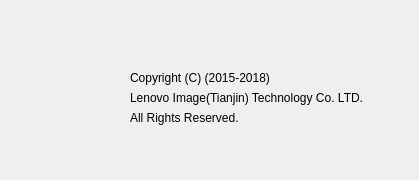
Before: the Qt Designer form cpath/membercenter/about.ui in lzk/statusmonitor, drawn with Qt 5.
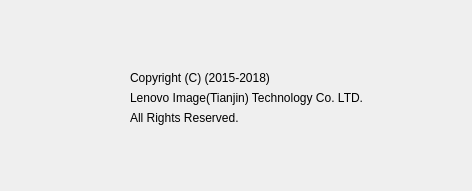
After: the same form once the commit is applied. Icons and pictures are not drawn.

Diff of the .ui file:
```diff
--- a/cpath/membercenter/about.ui
+++ b/cpath/membercenter/about.ui
@@ -6,10 +6,22 @@
    <rect>
     <x>0</x>
     <y>0</y>
-    <width>419</width>
-    <height>180</height>
+    <width>472</width>
+    <height>191</height>
    </rect>
   </property>
+  <property name="minimumSize">
+   <size>
+    <width>472</width>
+    <height>191</height>
+   </size>
+  </property>
+  <property name="maximumSize">
+   <size>
+    <width>472</width>
+    <height>191</height>
+   </size>
+  </property>
   <property name="windowTitle">
    <string>ResStr_About</string>
   </property>
@@ -62,7 +74,7 @@
     <rect>
      <x>130</x>
      <y>90</y>
-     <width>261</width>
+     <width>301</width>
      <height>16</height>
     </rect>
    </property>
@@ -86,8 +98,8 @@
   <widget class="QLabel" name="lab_logo">
    <property name="geometry">
     <rect>
-     <x>392</x>
-     <y>40</y>
+     <x>444</x>
+     <y>50</y>
      <width>28</width>
      <height>85</height>
     </rect>
```
